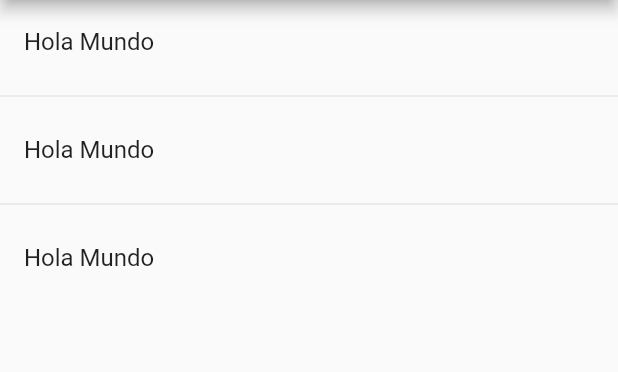
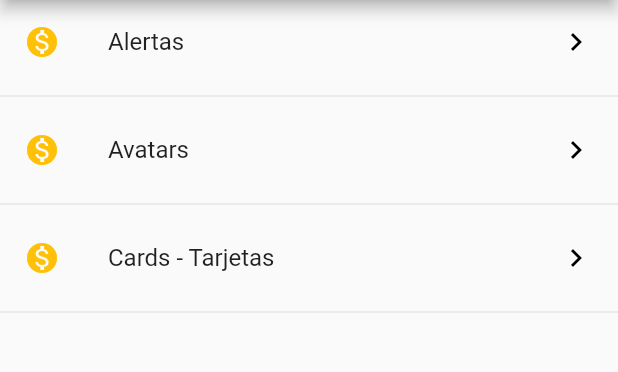
Before and after one commit to agustinmacia/componentes-flutter, a Flutter app: the screen it shows after launch, on a phone screen of 412 x 824 dp, the part 84-456 px from its top. Run offline on Flutter 3.47's test engine with Material 2 defaults, Android fonts, the phone set to English and light mode, and no system bars.

```diff
--- a/lib/main.dart
+++ b/lib/main.dart
@@ -1,5 +1,4 @@
-import 'package:componentes/src/home_page.dart';
-//import 'package:componentes/src/pages/home_temp.dart';
+import 'package:Componentes/src/pages/home_page.dart';
 import 'package:flutter/material.dart';
 
 void main() => runApp(MyApp());
--- a/lib/src/home_page.dart
+++ /dev/null
@@ -1,40 +0,0 @@
-import 'package:flutter/material.dart';
-
-
-class HomePage extends StatelessWidget {
-
-
-  @override
-  Widget build(BuildContext context) {
-    return Scaffold(
-      appBar: AppBar(
-        title: Text('Componentes'),
-      ),
-      body: _lista(),
-    );
-  }
-
-
-
-  Widget _lista() {
-
-    return ListView(
-
-      children: _listaDeItems(),
-
-    );
-
-  }
-
-  List<Widget> _listaDeItems() {
-
-    return [
-      ListTile(title: Text('Hola Mundo')),
-      Divider(),
-      ListTile(title: Text('Hola Mundo')),
-      Divider(),
-      ListTile(title: Text('Hola Mundo')),
-    ];
-
-  }
-}
--- /dev/null
+++ b/lib/src/pages/home_page.dart
@@ -0,0 +1,59 @@
+import 'package:Componentes/src/providers/menu_provider.dart';
+import 'package:flutter/material.dart';
+
+
+class HomePage extends StatelessWidget {
+
+
+  @override
+  Widget build(BuildContext context) {
+    return Scaffold(
+      appBar: AppBar(
+        title: Text('Componentes'),
+      ),
+      body: _lista(),
+    );
+  }
+
+
+
+  Widget _lista() {
+
+
+    return FutureBuilder(
+      future: menuProvider.cargarDatos(),
+      initialData: [],
+      builder: (BuildContext context, AsyncSnapshot<List<dynamic>> snapshot){
+
+        return ListView(
+          children: _listaDeItems(snapshot.data),
+        );
+
+      },
+    );
+
+  }
+
+  List<Widget> _listaDeItems(List<dynamic> dataList) {
+
+    final List<Widget> opciones = [];
+
+    dataList.forEach((opcion) {
+
+      final widgetTemp = ListTile(
+        title: Text(opcion['texto']),
+        leading: Icon(Icons.monetization_on, color: Colors.amber),
+        trailing: Icon(Icons.keyboard_arrow_right, color: Colors.black),
+        onTap: () {
+
+        },
+      );
+
+      opciones..add(widgetTemp)
+               ..add(Divider());
+
+    });
+
+    return opciones;
+  }
+}
--- /dev/null
+++ b/lib/src/providers/menu_provider.dart
@@ -0,0 +1,30 @@
+//Archivo para el manejo del JSON
+import 'dart:convert';
+
+import 'package:flutter/services.dart' show rootBundle;
+
+
+class _MenuProvider {
+
+  List<dynamic> opciones = [];
+
+  _MenuProvider() {
+
+
+    cargarDatos();
+  }
+
+  Future <List <dynamic>> cargarDatos() async {
+
+    final response =  await rootBundle.loadString('data/menu_opts.json');
+
+      Map mapDatos = json.decode(response);
+      opciones = mapDatos['rutas'];
+
+      return opciones;
+  }
+
+}
+
+
+final menuProvider = new _MenuProvider();
```
Also changed, not shown: pubspec.yaml (+4 -4 lines).
